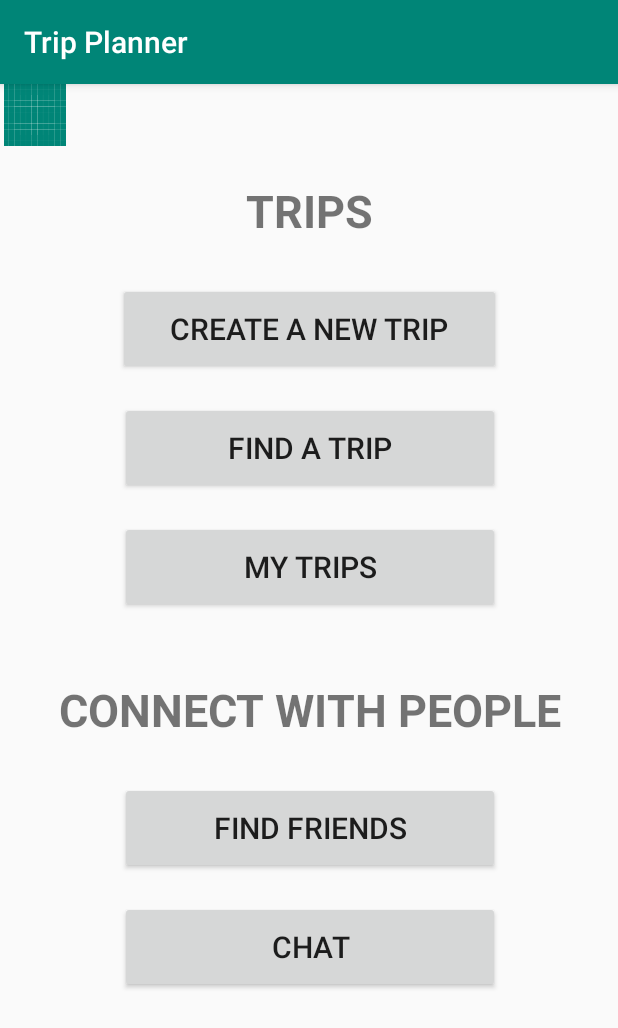
After one commit to pal94/trip-planner, an Android app: the dashboard screen opened directly, with no data from a screen before it, on a phone screen of 412 x 824 dp. The commit adds this screen. Shown: the top 1028 px of the screen. Run offline under Robolectric (Android 15) with nearby library versions, the light colour scheme and no system bars.

```diff
--- a/app/src/main/AndroidManifest.xml
+++ b/app/src/main/AndroidManifest.xml
@@ -9,7 +9,8 @@
         android:roundIcon="@mipmap/ic_launcher_round"
         android:supportsRtl="true"
         android:theme="@style/AppTheme">
-        <activity android:name=".SignUp"></activity>
+        <activity android:name=".dashboard"></activity>
+        <activity android:name=".SignUp" />
         <activity android:name=".MainActivity">
             <intent-filter>
                 <action android:name="android.intent.action.MAIN" />
--- /dev/null
+++ b/app/src/main/java/com/example/tripplanner/dashboard.java
@@ -0,0 +1,14 @@
+package com.example.tripplanner;
+
+import androidx.appcompat.app.AppCompatActivity;
+
+import android.os.Bundle;
+
+public class dashboard extends AppCompatActivity {
+
+    @Override
+    protected void onCreate(Bundle savedInstanceState) {
+        super.onCreate(savedInstanceState);
+        setContentView(R.layout.activity_dashboard);
+    }
+}
--- /dev/null
+++ b/app/src/main/res/layout/activity_dashboard.xml
@@ -0,0 +1,98 @@
+<?xml version="1.0" encoding="utf-8"?>
+<androidx.constraintlayout.widget.ConstraintLayout xmlns:android="http://schemas.android.com/apk/res/android"
+    xmlns:app="http://schemas.android.com/apk/res-auto"
+    xmlns:tools="http://schemas.android.com/tools"
+    android:layout_width="match_parent"
+    android:layout_height="match_parent"
+    tools:context=".dashboard">
+
+    <Button
+        android:id="@+id/buttonCreateTrip"
+        android:layout_width="255dp"
+        android:layout_height="61dp"
+        android:layout_marginTop="28dp"
+        android:text="@string/btncreate"
+        android:textSize="20sp"
+        app:layout_constraintEnd_toEndOf="parent"
+        app:layout_constraintStart_toStartOf="parent"
+        app:layout_constraintTop_toBottomOf="@+id/textViewTrips" />
+
+    <Button
+        android:id="@+id/buttonFindTrips"
+        android:layout_width="253dp"
+        android:layout_height="61dp"
+        android:layout_marginTop="18dp"
+        android:text="@string/btnfind"
+        android:textSize="20sp"
+        app:layout_constraintEnd_toEndOf="@+id/buttonCreateTrip"
+        app:layout_constraintStart_toStartOf="@+id/buttonCreateTrip"
+        app:layout_constraintTop_toBottomOf="@+id/buttonCreateTrip" />
+
+    <Button
+        android:id="@+id/buttonFindFriends"
+        android:layout_width="253dp"
+        android:layout_height="61dp"
+        android:layout_marginTop="28dp"
+        android:text="@string/btnFindFriend"
+        android:textSize="20sp"
+        app:layout_constraintEnd_toEndOf="@+id/tvSocials"
+        app:layout_constraintHorizontal_bias="0.497"
+        app:layout_constraintStart_toStartOf="@+id/tvSocials"
+        app:layout_constraintTop_toBottomOf="@+id/tvSocials" />
+
+    <TextView
+        android:id="@+id/textViewTrips"
+        android:layout_width="wrap_content"
+        android:layout_height="wrap_content"
+        android:layout_marginTop="64dp"
+        android:text="@string/tvTrips"
+        android:textSize="30sp"
+        android:textStyle="bold"
+        app:layout_constraintEnd_toEndOf="parent"
+        app:layout_constraintStart_toStartOf="parent"
+        app:layout_constraintTop_toTopOf="parent" />
+
+    <TextView
+        android:id="@+id/tvSocials"
+        android:layout_width="wrap_content"
+        android:layout_height="wrap_content"
+        android:layout_marginTop="44dp"
+        android:text="@string/tvSocial"
+        android:textSize="30sp"
+        android:textStyle="bold"
+        app:layout_constraintEnd_toEndOf="@+id/buttonFindTrips"
+        app:layout_constraintStart_toStartOf="@+id/buttonFindTrips"
+        app:layout_constraintTop_toBottomOf="@+id/buttonMyTrips" />
+
+    <Button
+        android:id="@+id/buttonChat"
+        android:layout_width="253dp"
+        android:layout_height="61dp"
+        android:layout_marginTop="18dp"
+        android:text="@string/btnChat"
+        android:textSize="20sp"
+        app:layout_constraintEnd_toEndOf="@+id/buttonFindFriends"
+        app:layout_constraintHorizontal_bias="0.49"
+        app:layout_constraintStart_toStartOf="@+id/buttonFindFriends"
+        app:layout_constraintTop_toBottomOf="@+id/buttonFindFriends" />
+
+    <Button
+        android:id="@+id/buttonMyTrips"
+        android:layout_width="253dp"
+        android:layout_height="61dp"
+        android:layout_marginTop="18dp"
+        android:text="@string/mytrips"
+        android:textSize="20sp"
+        app:layout_constraintEnd_toEndOf="@+id/buttonFindTrips"
+        app:layout_constraintStart_toStartOf="@+id/buttonFindTrips"
+        app:layout_constraintTop_toBottomOf="@+id/buttonFindTrips" />
+
+    <ImageView
+        android:id="@+id/imageView2"
+        android:layout_width="46dp"
+        android:layout_height="41dp"
+        app:srcCompat="@drawable/ic_launcher_background"
+        tools:layout_editor_absoluteX="338dp"
+        tools:layout_editor_absoluteY="16dp" />
+
+</androidx.constraintlayout.widget.ConstraintLayout>
--- a/app/src/main/res/values/strings.xml
+++ b/app/src/main/res/values/strings.xml
@@ -10,4 +10,11 @@
     <string name="rbMale">Male</string>
     <string name="rbFemale">Female</string>
     <string name="etPass2">Confirm Password</string>
+    <string name="btncreate">Create A New Trip</string>
+    <string name="btnfind">Find A Trip</string>
+    <string name="tvTrips">TRIPS</string>
+    <string name="tvSocial">CONNECT WITH PEOPLE</string>
+    <string name="btnFindFriend">Find Friends</string>
+    <string name="btnChat">Chat</string>
+    <string name="mytrips">My Trips</string>
 </resources>
```
Also changed, not shown: app/build.gradle (line endings or trailing spaces), 1 other file.
